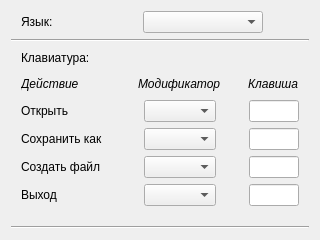
Above: ParametersWidget.ui from mrEscow/GB_QT before the change. Below: the same form after it.
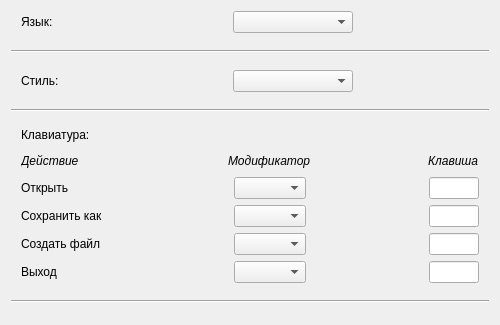
That is the form after the change.

Commit message: Added styles and create widget for them

Diff of the .ui file:
```diff
--- a/ParametersWidget.ui
+++ b/ParametersWidget.ui
@@ -6,232 +6,27 @@
    <rect>
     <x>0</x>
     <y>0</y>
-    <width>320</width>
-    <height>240</height>
+    <width>500</width>
+    <height>325</height>
    </rect>
   </property>
+  <property name="minimumSize">
+   <size>
+    <width>500</width>
+    <height>320</height>
+   </size>
+  </property>
+  <property name="maximumSize">
+   <size>
+    <width>500</width>
+    <height>325</height>
+   </size>
+  </property>
   <property name="windowTitle">
    <string>Form</string>
   </property>
-  <layout class="QGridLayout" name="gridLayout">
-   <item row="9" column="0">
-    <spacer name="verticalSpacer">
-     <property name="orientation">
-      <enum>Qt::Vertical</enum>
-     </property>
-     <property name="sizeHint" stdset="0">
-      <size>
-       <width>20</width>
-       <height>40</height>
-      </size>
-     </property>
-    </spacer>
-   </item>
-   <item row="7" column="0">
-    <layout class="QHBoxLayout" name="horizontalLayout_6">
-     <item>
-      <spacer name="horizontalSpacer_13">
-       <property name="orientation">
-        <enum>Qt::Horizontal</enum>
-       </property>
-       <property name="sizeType">
-        <enum>QSizePolicy::Fixed</enum>
-       </property>
-       <property name="sizeHint" stdset="0">
-        <size>
-         <width>10</width>
-         <height>20</height>
-        </size>
-       </property>
-      </spacer>
-     </item>
-     <item>
-      <widget class="QLabel" name="labelCreateFile">
-       <property name="minimumSize">
-        <size>
-         <width>90</width>
-         <height>0</height>
-        </size>
-       </property>
-       <property name="text">
-        <string>Создать файл</string>
-       </property>
-      </widget>
-     </item>
-     <item>
-      <spacer name="horizontalSpacer_14">
-       <property name="orientation">
-        <enum>Qt::Horizontal</enum>
-       </property>
-       <property name="sizeHint" stdset="0">
-        <size>
-         <width>10</width>
-         <height>20</height>
-        </size>
-       </property>
-      </spacer>
-     </item>
-     <item>
-      <widget class="QComboBox" name="comboBoxCreateFile"/>
-     </item>
-     <item>
-      <spacer name="horizontalSpacer_15">
-       <property name="orientation">
-        <enum>Qt::Horizontal</enum>
-       </property>
-       <property name="sizeHint" stdset="0">
-        <size>
-         <width>20</width>
-         <height>20</height>
-        </size>
-       </property>
-      </spacer>
-     </item>
-     <item>
-      <widget class="QLineEdit" name="lineEditCreateFile">
-       <property name="minimumSize">
-        <size>
-         <width>50</width>
-         <height>0</height>
-        </size>
-       </property>
-       <property name="maximumSize">
-        <size>
-         <width>50</width>
-         <height>16777215</height>
-        </size>
-       </property>
-       <property name="font">
-        <font>
-         <bold>true</bold>
-        </font>
-       </property>
-       <property name="alignment">
-        <set>Qt::AlignCenter</set>
-       </property>
-      </widget>
-     </item>
-     <item>
-      <spacer name="horizontalSpacer_16">
-       <property name="orientation">
-        <enum>Qt::Horizontal</enum>
-       </property>
-       <property name="sizeType">
-        <enum>QSizePolicy::Fixed</enum>
-       </property>
-       <property name="sizeHint" stdset="0">
-        <size>
-         <width>10</width>
-         <height>20</height>
-        </size>
-       </property>
-      </spacer>
-     </item>
-    </layout>
-   </item>
-   <item row="8" column="0">
-    <layout class="QHBoxLayout" name="horizontalLayout_7">
-     <item>
-      <spacer name="horizontalSpacer_17">
-       <property name="orientation">
-        <enum>Qt::Horizontal</enum>
-       </property>
-       <property name="sizeType">
-        <enum>QSizePolicy::Fixed</enum>
-       </property>
-       <property name="sizeHint" stdset="0">
-        <size>
-         <width>10</width>
-         <height>20</height>
-        </size>
-       </property>
-      </spacer>
-     </item>
-     <item>
-      <widget class="QLabel" name="labelExit">
-       <property name="minimumSize">
-        <size>
-         <width>90</width>
-         <height>0</height>
-        </size>
-       </property>
-       <property name="text">
-        <string>Выход</string>
-       </property>
-      </widget>
-     </item>
-     <item>
-      <spacer name="horizontalSpacer_18">
-       <property name="orientation">
-        <enum>Qt::Horizontal</enum>
-       </property>
-       <property name="sizeHint" stdset="0">
-        <size>
-         <width>10</width>
-         <height>10</height>
-        </size>
-       </property>
-      </spacer>
-     </item>
-     <item>
-      <widget class="QComboBox" name="comboBoxExit"/>
-     </item>
-     <item>
-      <spacer name="horizontalSpacer_19">
-       <property name="orientation">
-        <enum>Qt::Horizontal</enum>
-       </property>
-       <property name="sizeHint" stdset="0">
-        <size>
-         <width>20</width>
-         <height>20</height>
-        </size>
-       </property>
-      </spacer>
-     </item>
-     <item>
-      <widget class="QLineEdit" name="lineEditExit">
-       <property name="minimumSize">
-        <size>
-         <width>50</width>
-         <height>0</height>
-        </size>
-       </property>
-       <property name="maximumSize">
-        <size>
-         <width>50</width>
-         <height>16777215</height>
-        </size>
-       </property>
-       <property name="font">
-        <font>
-         <bold>true</bold>
-        </font>
-       </property>
-       <property name="alignment">
-        <set>Qt::AlignCenter</set>
-       </property>
-      </widget>
-     </item>
-     <item>
-      <spacer name="horizontalSpacer_20">
-       <property name="orientation">
-        <enum>Qt::Horizontal</enum>
-       </property>
-       <property name="sizeType">
-        <enum>QSizePolicy::Fixed</enum>
-       </property>
-       <property name="sizeHint" stdset="0">
-        <size>
-         <width>10</width>
-         <height>20</height>
-        </size>
-       </property>
-      </spacer>
-     </item>
-    </layout>
-   </item>
-   <item row="0" column="0">
+  <layout class="QVBoxLayout" name="verticalLayout_2">
+   <item>
     <layout class="QVBoxLayout" name="verticalLayout">
      <item>
       <layout class="QHBoxLayout" name="horizontalLayout">
@@ -307,7 +102,194 @@
      </item>
     </layout>
    </item>
-   <item row="4" column="0">
+   <item>
+    <spacer name="verticalSpacer_5">
+     <property name="orientation">
+      <enum>Qt::Vertical</enum>
+     </property>
+     <property name="sizeType">
+      <enum>QSizePolicy::Preferred</enum>
+     </property>
+     <property name="sizeHint" stdset="0">
+      <size>
+       <width>20</width>
+       <height>13</height>
+      </size>
+     </property>
+    </spacer>
+   </item>
+   <item>
+    <widget class="Line" name="line_3">
+     <property name="orientation">
+      <enum>Qt::Horizontal</enum>
+     </property>
+    </widget>
+   </item>
+   <item>
+    <spacer name="verticalSpacer_3">
+     <property name="orientation">
+      <enum>Qt::Vertical</enum>
+     </property>
+     <property name="sizeType">
+      <enum>QSizePolicy::Preferred</enum>
+     </property>
+     <property name="sizeHint" stdset="0">
+      <size>
+       <width>20</width>
+       <height>13</height>
+      </size>
+     </property>
+    </spacer>
+   </item>
+   <item>
+    <layout class="QHBoxLayout" name="horizontalLayout_8">
+     <item>
+      <spacer name="horizontalSpacer_21">
+       <property name="orientation">
+        <enum>Qt::Horizontal</enum>
+       </property>
+       <property name="sizeType">
+        <enum>QSizePolicy::Fixed</enum>
+       </property>
+       <property name="sizeHint" stdset="0">
+        <size>
+         <width>10</width>
+         <height>20</height>
+        </size>
+       </property>
+      </spacer>
+     </item>
+     <item>
+      <widget class="QLabel" name="labelStyle">
+       <property name="minimumSize">
+        <size>
+         <width>70</width>
+         <height>0</height>
+        </size>
+       </property>
+       <property name="text">
+        <string>Стиль:</string>
+       </property>
+      </widget>
+     </item>
+     <item>
+      <spacer name="horizontalSpacer_center_2">
+       <property name="orientation">
+        <enum>Qt::Horizontal</enum>
+       </property>
+       <property name="sizeHint" stdset="0">
+        <size>
+         <width>10</width>
+         <height>10</height>
+        </size>
+       </property>
+      </spacer>
+     </item>
+     <item>
+      <widget class="QComboBox" name="comboBoxStyles">
+       <property name="minimumSize">
+        <size>
+         <width>120</width>
+         <height>0</height>
+        </size>
+       </property>
+      </widget>
+     </item>
+     <item>
+      <spacer name="horizontalSpacer_right_3">
+       <property name="orientation">
+        <enum>Qt::Horizontal</enum>
+       </property>
+       <property name="sizeHint" stdset="0">
+        <size>
+         <width>10</width>
+         <height>10</height>
+        </size>
+       </property>
+      </spacer>
+     </item>
+    </layout>
+   </item>
+   <item>
+    <spacer name="verticalSpacer_6">
+     <property name="orientation">
+      <enum>Qt::Vertical</enum>
+     </property>
+     <property name="sizeType">
+      <enum>QSizePolicy::Preferred</enum>
+     </property>
+     <property name="sizeHint" stdset="0">
+      <size>
+       <width>20</width>
+       <height>13</height>
+      </size>
+     </property>
+    </spacer>
+   </item>
+   <item>
+    <widget class="Line" name="line">
+     <property name="orientation">
+      <enum>Qt::Horizontal</enum>
+     </property>
+    </widget>
+   </item>
+   <item>
+    <spacer name="verticalSpacer_2">
+     <property name="orientation">
+      <enum>Qt::Vertical</enum>
+     </property>
+     <property name="sizeType">
+      <enum>QSizePolicy::Preferred</enum>
+     </property>
+     <property name="sizeHint" stdset="0">
+      <size>
+       <width>20</width>
+       <height>10</height>
+      </size>
+     </property>
+    </spacer>
+   </item>
+   <item>
+    <layout class="QHBoxLayout" name="horizontalLayout_2">
+     <item>
+      <spacer name="horizontalSpacer_left_2">
+       <property name="orientation">
+        <enum>Qt::Horizontal</enum>
+       </property>
+       <property name="sizeType">
+        <enum>QSizePolicy::Fixed</enum>
+       </property>
+       <property name="sizeHint" stdset="0">
+        <size>
+         <width>10</width>
+         <height>10</height>
+        </size>
+       </property>
+      </spacer>
+     </item>
+     <item>
+      <widget class="QLabel" name="labeKeybord">
+       <property name="text">
+        <string>Клавиатура:</string>
+       </property>
+      </widget>
+     </item>
+     <item>
+      <spacer name="horizontalSpacer_right_2">
+       <property name="orientation">
+        <enum>Qt::Horizontal</enum>
+       </property>
+       <property name="sizeHint" stdset="0">
+        <size>
+         <width>40</width>
+         <height>20</height>
+        </size>
+       </property>
+      </spacer>
+     </item>
+    </layout>
+   </item>
+   <item>
     <layout class="QHBoxLayout" name="horizontalLayout_3">
      <item>
       <spacer name="horizontalSpacer">
@@ -411,54 +393,7 @@
      </item>
     </layout>
    </item>
-   <item row="3" column="0">
-    <layout class="QHBoxLayout" name="horizontalLayout_2">
-     <item>
-      <spacer name="horizontalSpacer_left_2">
-       <property name="orientation">
-        <enum>Qt::Horizontal</enum>
-       </property>
-       <property name="sizeType">
-        <enum>QSizePolicy::Fixed</enum>
-       </property>
-       <property name="sizeHint" stdset="0">
-        <size>
-         <width>10</width>
-         <height>10</height>
-        </size>
-       </property>
-      </spacer>
-     </item>
-     <item>
-      <widget class="QLabel" name="labeKeybord">
-       <property name="text">
-        <string>Клавиатура:</string>
-       </property>
-      </widget>
-     </item>
-     <item>
-      <spacer name="horizontalSpacer_right_2">
-       <property name="orientation">
-        <enum>Qt::Horizontal</enum>
-       </property>
-       <property name="sizeHint" stdset="0">
-        <size>
-         <width>40</width>
-         <height>20</height>
-        </size>
-       </property>
-      </spacer>
-     </item>
-    </layout>
-   </item>
-   <item row="1" column="0">
-    <widget class="Line" name="line">
-     <property name="orientation">
-      <enum>Qt::Horizontal</enum>
-     </property>
-    </widget>
-   </item>
-   <item row="5" column="0">
+   <item>
     <layout class="QHBoxLayout" name="horizontalLayout_4">
      <item>
       <spacer name="horizontalSpacer_5">
@@ -560,7 +495,7 @@
      </item>
     </layout>
    </item>
-   <item row="6" column="0">
+   <item>
     <layout class="QHBoxLayout" name="horizontalLayout_5">
      <item>
       <spacer name="horizontalSpacer_9">
@@ -662,8 +597,212 @@
      </item>
     </layout>
    </item>
-   <item row="2" column="0">
-    <spacer name="verticalSpacer_2">
+   <item>
+    <layout class="QHBoxLayout" name="horizontalLayout_6">
+     <item>
+      <spacer name="horizontalSpacer_13">
+       <property name="orientation">
+        <enum>Qt::Horizontal</enum>
+       </property>
+       <property name="sizeType">
+        <enum>QSizePolicy::Fixed</enum>
+       </property>
+       <property name="sizeHint" stdset="0">
+        <size>
+         <width>10</width>
+         <height>20</height>
+        </size>
+       </property>
+      </spacer>
+     </item>
+     <item>
+      <widget class="QLabel" name="labelCreateFile">
+       <property name="minimumSize">
+        <size>
+         <width>90</width>
+         <height>0</height>
+        </size>
+       </property>
+       <property name="text">
+        <string>Создать файл</string>
+       </property>
+      </widget>
+     </item>
+     <item>
+      <spacer name="horizontalSpacer_14">
+       <property name="orientation">
+        <enum>Qt::Horizontal</enum>
+       </property>
+       <property name="sizeHint" stdset="0">
+        <size>
+         <width>10</width>
+         <height>20</height>
+        </size>
+       </property>
+      </spacer>
+     </item>
+     <item>
+      <widget class="QComboBox" name="comboBoxCreateFile"/>
+     </item>
+     <item>
+      <spacer name="horizontalSpacer_15">
+       <property name="orientation">
+        <enum>Qt::Horizontal</enum>
+       </property>
+       <property name="sizeHint" stdset="0">
+        <size>
+         <width>20</width>
+         <height>20</height>
+        </size>
+       </property>
+      </spacer>
+     </item>
+     <item>
+      <widget class="QLineEdit" name="lineEditCreateFile">
+       <property name="minimumSize">
+        <size>
+         <width>50</width>
+         <height>0</height>
+        </size>
+       </property>
+       <property name="maximumSize">
+        <size>
+         <width>50</width>
+         <height>16777215</height>
+        </size>
+       </property>
+       <property name="font">
+        <font>
+         <bold>true</bold>
+        </font>
+       </property>
+       <property name="alignment">
+        <set>Qt::AlignCenter</set>
+       </property>
+      </widget>
+     </item>
+     <item>
+      <spacer name="horizontalSpacer_16">
+       <property name="orientation">
+        <enum>Qt::Horizontal</enum>
+       </property>
+       <property name="sizeType">
+        <enum>QSizePolicy::Fixed</enum>
+       </property>
+       <property name="sizeHint" stdset="0">
+        <size>
+         <width>10</width>
+         <height>20</height>
+        </size>
+       </property>
+      </spacer>
+     </item>
+    </layout>
+   </item>
+   <item>
+    <layout class="QHBoxLayout" name="horizontalLayout_7">
+     <item>
+      <spacer name="horizontalSpacer_17">
+       <property name="orientation">
+        <enum>Qt::Horizontal</enum>
+       </property>
+       <property name="sizeType">
+        <enum>QSizePolicy::Fixed</enum>
+       </property>
+       <property name="sizeHint" stdset="0">
+        <size>
+         <width>10</width>
+         <height>20</height>
+        </size>
+       </property>
+      </spacer>
+     </item>
+     <item>
+      <widget class="QLabel" name="labelExit">
+       <property name="minimumSize">
+        <size>
+         <width>90</width>
+         <height>0</height>
+        </size>
+       </property>
+       <property name="text">
+        <string>Выход</string>
+       </property>
+      </widget>
+     </item>
+     <item>
+      <spacer name="horizontalSpacer_18">
+       <property name="orientation">
+        <enum>Qt::Horizontal</enum>
+       </property>
+       <property name="sizeHint" stdset="0">
+        <size>
+         <width>10</width>
+         <height>10</height>
+        </size>
+       </property>
+      </spacer>
+     </item>
+     <item>
+      <widget class="QComboBox" name="comboBoxExit"/>
+     </item>
+     <item>
+      <spacer name="horizontalSpacer_19">
+       <property name="orientation">
+        <enum>Qt::Horizontal</enum>
+       </property>
+       <property name="sizeHint" stdset="0">
+        <size>
+         <width>20</width>
+         <height>20</height>
+        </size>
+       </property>
+      </spacer>
+     </item>
+     <item>
+      <widget class="QLineEdit" name="lineEditExit">
+       <property name="minimumSize">
+        <size>
+         <width>50</width>
+         <height>0</height>
+        </size>
+       </property>
+       <property name="maximumSize">
+        <size>
+         <width>50</width>
+         <height>16777215</height>
+        </size>
+       </property>
+       <property name="font">
+        <font>
+         <bold>true</bold>
+        </font>
+       </property>
+       <property name="alignment">
+        <set>Qt::AlignCenter</set>
+       </property>
+      </widget>
+     </item>
+     <item>
+      <spacer name="horizontalSpacer_20">
+       <property name="orientation">
+        <enum>Qt::Horizontal</enum>
+       </property>
+       <property name="sizeType">
+        <enum>QSizePolicy::Fixed</enum>
+       </property>
+       <property name="sizeHint" stdset="0">
+        <size>
+         <width>10</width>
+         <height>20</height>
+        </size>
+       </property>
+      </spacer>
+     </item>
+    </layout>
+   </item>
+   <item>
+    <spacer name="verticalSpacer_7">
      <property name="orientation">
       <enum>Qt::Vertical</enum>
      </property>
@@ -673,18 +812,31 @@
      <property name="sizeHint" stdset="0">
       <size>
        <width>20</width>
-       <height>10</height>
+       <height>13</height>
       </size>
      </property>
     </spacer>
    </item>
-   <item row="10" column="0">
+   <item>
     <widget class="Line" name="line_2">
      <property name="orientation">
       <enum>Qt::Horizontal</enum>
      </property>
     </widget>
    </item>
+   <item>
+    <spacer name="verticalSpacer_4">
+     <property name="orientation">
+      <enum>Qt::Vertical</enum>
+     </property>
+     <property name="sizeHint" stdset="0">
+      <size>
+       <width>20</width>
+       <height>13</height>
+      </size>
+     </property>
+    </spacer>
+   </item>
   </layout>
  </widget>
  <resources/>
```
The commit also changes 48 other files.
